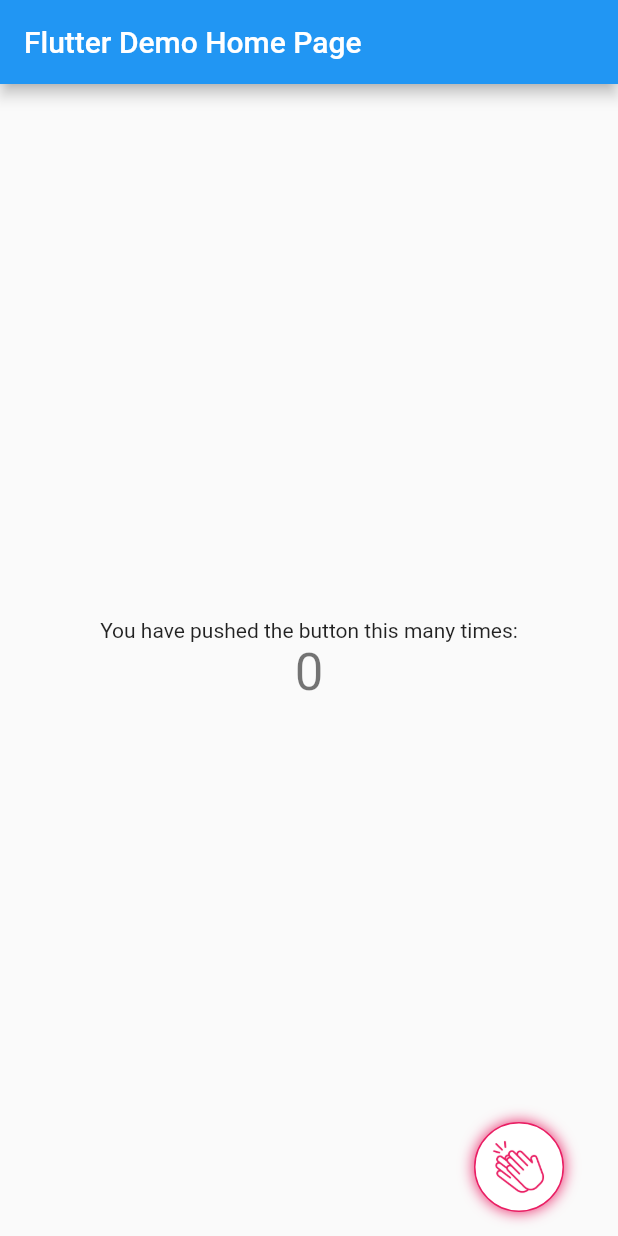
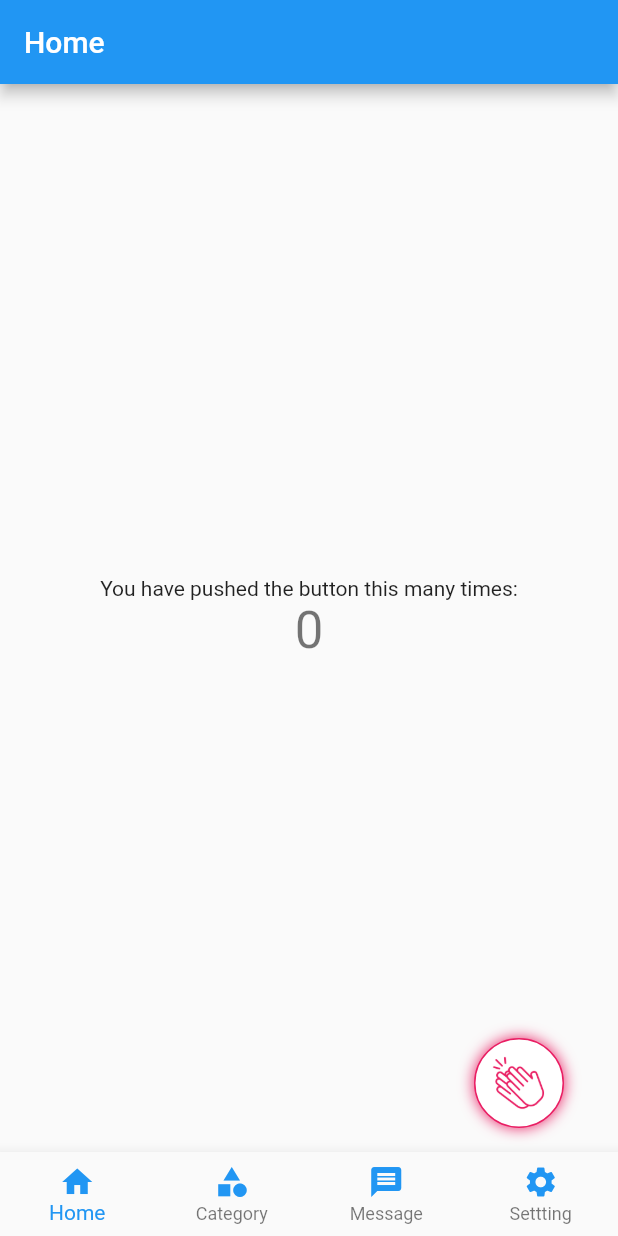
Before and after one commit to HamGuy/flutter-study, a Flutter app: the screen it shows after launch, on a phone screen of 412 x 824 dp. Run offline on Flutter 3.47's test engine with Material 2 defaults, Android fonts, the phone set to English and light mode, and no system bars.

Commit message:
feat: Tab demo

```diff
--- /dev/null
+++ b/lib/Widgets/bottom_navigaition_widget.dart
@@ -0,0 +1,63 @@
+import 'package:flutter/cupertino.dart';
+import 'package:flutter/material.dart';
+import 'package:medium_clap_animation/page/category_page_widget.dart';
+import 'package:medium_clap_animation/page/home_page_widget.dart';
+import 'package:medium_clap_animation/page/message_page_widget.dart';
+import 'package:medium_clap_animation/page/settings_page_widget.dart';
+
+class BottomNavigationWidget extends StatefulWidget {
+  @override
+  _BottomNavigationWidgetState createState() => _BottomNavigationWidgetState();
+}
+
+class _BottomNavigationWidgetState extends State<BottomNavigationWidget> {
+  int _currentIndex = 0;
+  List<Widget> list = List();
+  static const _bottomBarColor = Colors.blue;
+
+  @override
+  void initState(){
+    list
+        ..add(HomePage(title: 'Home',))
+        ..add(CategoryPage(title: 'Category',))
+        ..add(MessagePage(title: 'Message',))
+        ..add(SettingsPage(title: 'Setting',));
+
+    super.initState();
+  }
+
+  TextStyle _bottomTextStyle() {
+    return const TextStyle(color: _bottomBarColor);
+  }
+
+  BottomNavigationBarItem _bottomNavgationitem(String title, Icon icon) {
+    return BottomNavigationBarItem(
+        icon: icon, title: Text(title, style: _bottomTextStyle()));
+  }
+
+  @override
+  Widget build(BuildContext context) {
+    return new Scaffold(
+      body: list[_currentIndex],
+      bottomNavigationBar: BottomNavigationBar(
+        items: [
+          _bottomNavgationitem(
+              'Home', Icon(Icons.home, color: _bottomBarColor)),
+          _bottomNavgationitem(
+              'Category', Icon(Icons.category, color: _bottomBarColor)),
+          _bottomNavgationitem(
+              'Message', Icon(Icons.message, color: _bottomBarColor)),
+          _bottomNavgationitem(
+              'Settting', Icon(Icons.settings, color: _bottomBarColor)),
+        ],
+        currentIndex: _currentIndex,
+        type: BottomNavigationBarType.fixed,
+        onTap: (index){
+          setState((){
+            _currentIndex = index;
+          });
+        },
+      ),
+    );
+  }
+}
--- a/lib/main.dart
+++ b/lib/main.dart
@@ -1,5 +1,5 @@
 import 'package:flutter/material.dart';
-import 'package:medium_clap_animation/medium_button_widget.dart';
+import 'package:medium_clap_animation/Widgets/bottom_navigaition_widget.dart';
 
 void main() => runApp(MyApp());
 
@@ -10,102 +10,9 @@ class MyApp extends StatelessWidget {
     return MaterialApp(
       title: 'Flutter Demo',
       theme: ThemeData(
-        // This is the theme of your application.
-        //
-        // Try running your application with "flutter run". You'll see the
-        // application has a blue toolbar. Then, without quitting the app, try
-        // changing the primarySwatch below to Colors.green and then invoke
-        // "hot reload" (press "r" in the console where you ran "flutter run",
-        // or simply save your changes to "hot reload" in a Flutter IDE).
-        // Notice that the counter didn't reset back to zero; the application
-        // is not restarted.
         primarySwatch: Colors.blue,
       ),
-      home: MyHomePage(title: 'Flutter Demo Home Page'),
+      home: BottomNavigationWidget()
     );
   }
 }
-
-class MyHomePage extends StatefulWidget {
-  MyHomePage({Key key, this.title}) : super(key: key);
-
-  // This widget is the home page of your application. It is stateful, meaning
-  // that it has a State object (defined below) that contains fields that affect
-  // how it looks.
-
-  // This class is the configuration for the state. It holds the values (in this
-  // case the title) provided by the parent (in this case the App widget) and
-  // used by the build method of the State. Fields in a Widget subclass are
-  // always marked "final".
-
-  final String title;
-
-  @override
-  _MyHomePageState createState() => _MyHomePageState();
-}
-
-enum ScoreWidgetStatus {
-  HIDDEN,
-  BECOMING_VISIBLE,
-  VISIBLE,
-  BECOMING_INVISBLE,
-}
-
-class _MyHomePageState extends State<MyHomePage> with TickerProviderStateMixin {
-  int _counter = 0;
-
-  @override
-  Widget build(BuildContext context) {
-    // This method is rerun every time setState is called, for instance as done
-    // by the _incrementCounter method above.
-    //
-    // The Flutter framework has been optimized to make rerunning build methods
-    // fast, so that you can just rebuild anything that needs updating rather
-    // than having to individually change instances of widgets.
-    return Scaffold(
-      appBar: AppBar(
-        // Here we take the value from the MyHomePage object that was created by
-        // the App.build method, and use it to set our appbar title.
-        title: Text(widget.title),
-      ),
-      body: Center(
-        // Center is a layout widget. It takes a single child and positions it
-        // in the middle of the parent.
-        child: Column(
-          // Column is also a layout widget. It takes a list of children and
-          // arranges them vertically. By default, it sizes itself to fit its
-          // children horizontally, and tries to be as tall as its parent.
-          //
-          // Invoke "debug painting" (press "p" in the console, choose the
-          // "Toggle Debug Paint" action from the Flutter Inspector in Android
-          // Studio, or the "Toggle Debug Paint" command in Visual Studio Code)
-          // to see the wireframe for each widget.
-          //
-          // Column has various properties to control how it sizes itself and
-          // how it positions its children. Here we use mainAxisAlignment to
-          // center the children vertically; the main axis here is the vertical
-          // axis because Columns are vertical (the cross axis would be
-          // horizontal).
-          mainAxisAlignment: MainAxisAlignment.center,
-          children: <Widget>[
-            Text(
-              'You have pushed the button this many times:',
-            ),
-            Text(
-              '$_counter',
-              style: Theme.of(context).textTheme.display1,
-            ),
-          ],
-        ),
-      ),
-      floatingActionButton: new MediumButtonWidget(
-        onTap: (value){
-          setState(() {
-            _counter = value;
-          });
-        },
-      )
-      , // This trailing comma makes auto-formatting nicer for build methods.
-    );
-  }
-}
--- /dev/null
+++ b/lib/page/home_page_widget.dart
@@ -0,0 +1,46 @@
+import 'package:flutter/material.dart';
+
+import '../medium_button_widget.dart';
+
+class HomePage extends StatefulWidget {
+
+final String title;
+  HomePage({Key key, this.title}) : super(key: key);
+
+  @override
+  _HomePageState createState() => _HomePageState();
+}
+
+class _HomePageState extends State<HomePage> {
+  int _counter = 0;
+
+  @override
+  Widget build(BuildContext context) {
+    return Scaffold(
+      appBar: AppBar(
+        title: Text(widget.title),
+      ),
+      body: Center(
+        child: Column(
+          mainAxisAlignment: MainAxisAlignment.center,
+          children: <Widget>[
+            Text(
+              'You have pushed the button this many times:',
+            ),
+            Text(
+              '$_counter',
+              style: Theme.of(context).textTheme.display1,
+            ),
+          ],
+        ),
+      ),
+      floatingActionButton: new MediumButtonWidget(
+        onTap: (value){
+          setState(() {
+            _counter = value;
+          });
+        },
+      ),
+    );
+  }
+}
```
Also changed, not shown: lib/page/category_page_widget.dart (added, +22 -0 lines), lib/page/message_page_widget.dart (added, +20 -0 lines), lib/page/settings_page_widget.dart (added, +20 -0 lines).
